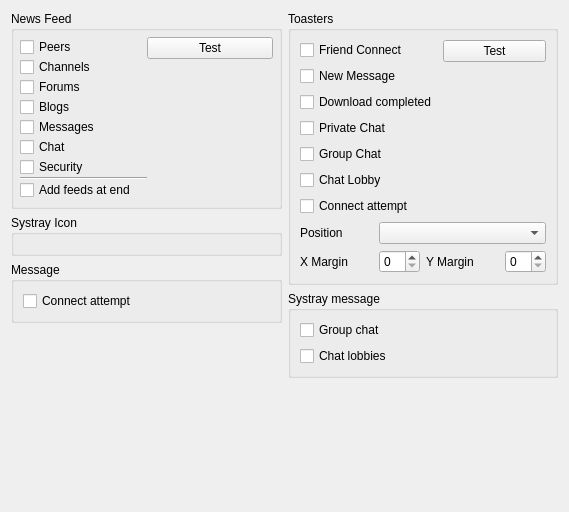
RetroShare/RetroShare, file retroshare-gui/src/gui/settings/NotifyPage.ui: the form before one commit.
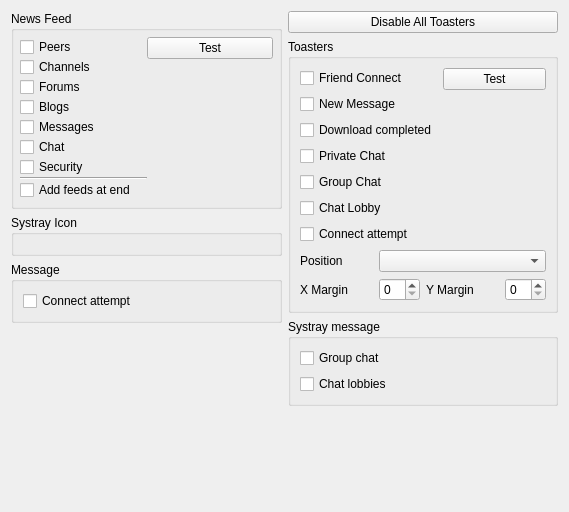
The form after the commit.

Commit message: Added disable all toaster in status bar (Modified patch from Phenom)

```diff
--- a/retroshare-gui/src/gui/settings/NotifyPage.ui
+++ b/retroshare-gui/src/gui/settings/NotifyPage.ui
@@ -176,6 +176,19 @@
    </item>
    <item>
     <layout class="QVBoxLayout" name="verticalLayout">
+     <item>
+      <widget class="QPushButton" name="pushButtonDisableAll">
+       <property name="toolTip">
+        <string>Disable All Toaster temporaly</string>
+       </property>
+       <property name="text">
+        <string>Disable All Toasters</string>
+       </property>
+       <property name="checkable">
+        <bool>true</bool>
+       </property>
+      </widget>
+     </item>
      <item>
       <widget class="QGroupBox" name="groupBox">
        <property name="title">
```
Left out of the diff: 11 changed lines with no effect on the pictures. The commit also changes 10 other files.
